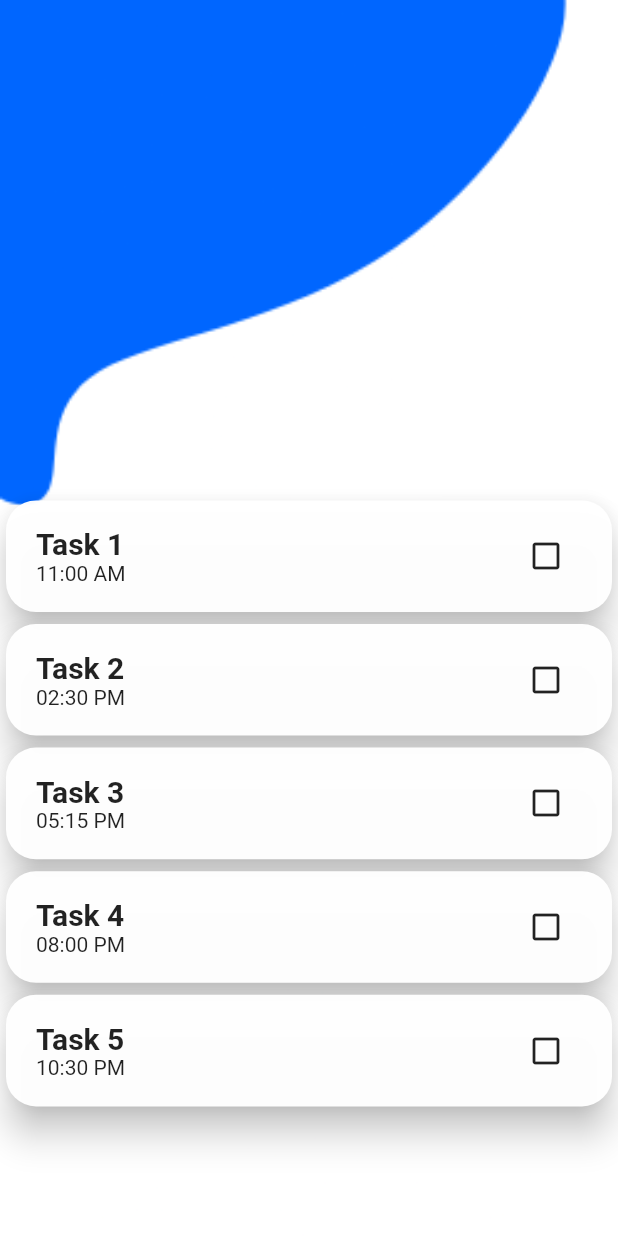
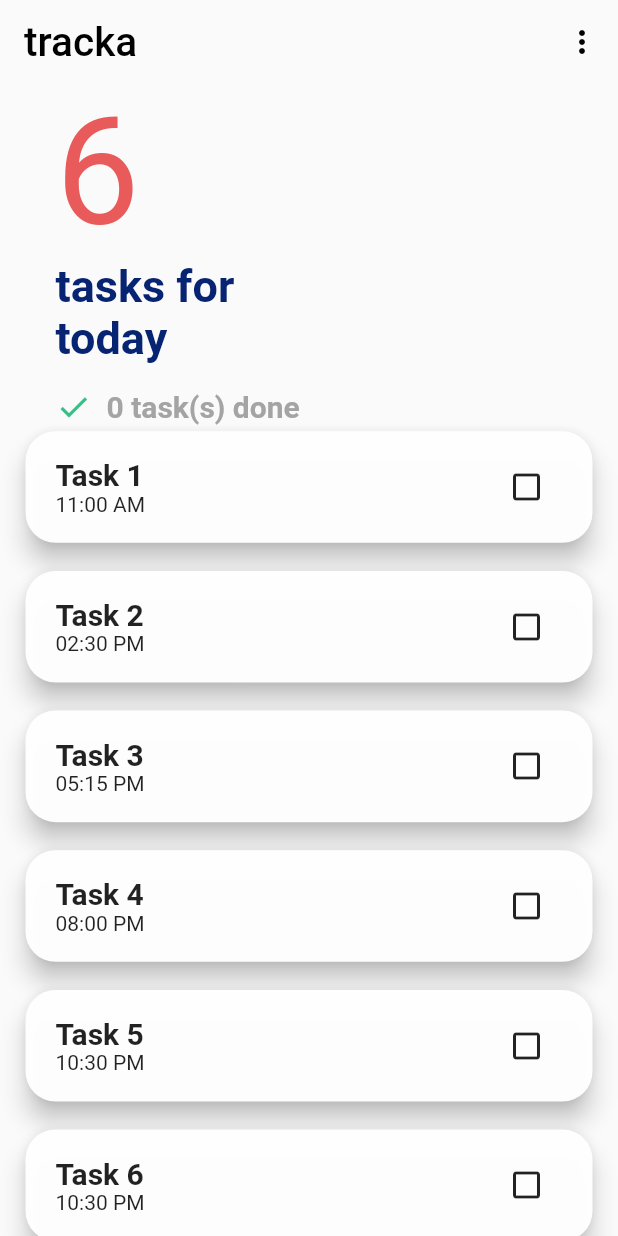
Before and after one commit to tandukar/tracka, a Flutter app: the screen it shows after launch, on a phone screen of 412 x 824 dp. Run offline on Flutter 3.47's test engine with Material 2 defaults, Android fonts, the phone set to English and light mode, and no system bars; our stand-ins replace email_validator.

Commit message:
made tracka main page dynamic (frontend)

```diff
--- a/client/analysis_options.yaml
+++ b/client/analysis_options.yaml
@@ -25,6 +25,7 @@ linter:
     prefer_const_constructors: false
     prefer_const_literals_to_create_immutables: false
     avoid_print: false
+    file_names: false
     # avoid_print: false  # Uncomment to disable the `avoid_print` rule
     # prefer_single_quotes: true  # Uncomment to enable the `prefer_single_quotes` rule
 
--- a/client/lib/TrackaMainPage.dart
+++ b/client/lib/TrackaMainPage.dart
@@ -1,5 +1,7 @@
 import 'package:flutter/material.dart';
 import 'package:provider/provider.dart';
+
+import 'createTask/createTask.dart';
 
 class Task {
   final String title;
@@ -14,15 +16,36 @@ class Task {
   }
 }
 
+class AppState extends ChangeNotifier {
   List<Task> tasks = [
     Task('Task 1', '11:00 AM'),
     Task('Task 2', '02:30 PM'),
     Task('Task 3', '05:15 PM'),
     Task('Task 4', '08:00 PM'),
     Task('Task 5', '10:30 PM'),
+    Task('Task 6', '10:30 PM'),
+  ];
 
-  // Add more tasks here as needed
-];
+  final taskNameController = TextEditingController();
+  final taskTimeController = TextEditingController();
+
+  @override
+  void dispose() {
+    taskNameController.dispose();
+    taskTimeController.dispose();
+    super.dispose();
+  }
+
+  void addTask() {
+    tasks.add(Task(taskNameController.text, taskTimeController.text));
+    notifyListeners();
+  }
+
+  void toggleCardState(Task task) {
+    task.isChecked = !task.isChecked;
+    notifyListeners();
+  }
+}
 
 class TrackaMain extends StatelessWidget {
   const TrackaMain({super.key});
@@ -39,48 +62,52 @@ class TrackaMain extends StatelessWidget {
   }
 }
 
-class TrackaMainPage extends StatefulWidget {
+class TrackaMainPage extends StatelessWidget {
   const TrackaMainPage({super.key});
 
   @override
-  State<TrackaMainPage> createState() => _TrackaMainPageState();
+  Widget build(BuildContext context) {
+    return Scaffold(
+      appBar: AppBar(
+        backgroundColor: Colors.transparent,
+        elevation: 0,
+        title: const Text('tracka',
+            style: TextStyle(color: Colors.black, fontSize: 27)),
+        actions: [
+          popUpMenu(),
+        ],
+      ),
+      body: CardList(),
+    );
   }
 
-class _TrackaMainPageState extends State<TrackaMainPage> {
-  @override
-  Widget build(BuildContext context) {
-    return Container(
-      constraints: const BoxConstraints.expand(),
-      decoration: const BoxDecoration(
-        image: DecorationImage(
-          image: AssetImage("assets/logRegBg.png"),
-          fit: BoxFit.cover,
+  PopupMenuButton<String> popUpMenu() {
+    return PopupMenuButton<String>(
+      icon: Icon(Icons.more_vert, color: Colors.black),
+      color: Colors.white,
+      onSelected: (String result) {
+        // Handle the selected item here
+        print('Selected item: $result');
+      },
+      itemBuilder: (BuildContext context) => <PopupMenuEntry<String>>[
+        PopupMenuItem<String>(
+            value: 'Create Task',
+            child: Text('Create Task'),
+            onTap: () {
+              print('Create Task');
+              Navigator.push(context,
+                  MaterialPageRoute(builder: (context) => CreateTask()));
+            }),
+        PopupMenuItem<String>(
+          value: 'Edit Task',
+          child: Text('Edit Task'),
         ),
-      ),
-      child: Scaffold(
-        backgroundColor: Colors.transparent,
-        body: Center(
-          child: Padding(
-            padding: const EdgeInsets.all(0),
-            child: Column(
-              children: [
-                SizedBox(height: MediaQuery.of(context).size.height / 2.5),
-                Expanded(
-                  child: CardList(),
+        PopupMenuItem<String>(
+          value: 'Delete Task',
+          child: Text('Delete Task'),
         ),
       ],
-            ),
-          ),
-        ),
-      ),
     );
-  }
-}
-
-class AppState extends ChangeNotifier {
-  void toggleCardState(Task task) {
-    task.isChecked = !task.isChecked;
-    notifyListeners();
   }
 }
 
@@ -89,43 +116,112 @@ class CardList extends StatelessWidget {
 
   @override
   Widget build(BuildContext context) {
-    final appState = Provider.of<AppState>(context);
+    return Consumer<AppState>(
+      builder: (context, appState, _) {
+        final tasks = appState.tasks;
+        final completedTasksCount =
+            tasks.where((task) => task.isChecked).length;
+
         return ListView.builder(
-      itemCount: tasks.length,
+          itemCount: tasks.length + 1, // +1 for TaskOverView
           itemBuilder: (context, index) {
-        final task = tasks[index];
-        return SizedBox(
+            if (index == 0) {
+              return TaskOverView(
+                  tasks: tasks, completedTasksCount: completedTasksCount);
+            } else {
+              final task = tasks[index - 1];
+              return Padding(
+                padding: const EdgeInsets.only(left: 13, right: 13),
+                child: Column(
+                  children: [
+                    SizedBox(
                       height: MediaQuery.of(context).size.height / 10,
                       child: CustomCard(
                         task: task,
-              isChecked: task.isChecked,
                         toggleCheckbox: () {
                           appState.toggleCardState(task);
-
-                print('Task Details:\n$task');
-              }),
+                        },
+                      ),
+                    ),
+                    SizedBox(
+                        height: MediaQuery.of(context).size.height * 0.013),
+                  ],
+                ),
+              );
+            }
+          },
         );
       },
     );
   }
 }
 
+class TaskOverView extends StatelessWidget {
+  final List<Task> tasks;
+  final int completedTasksCount;
+
+  const TaskOverView(
+      {super.key, required this.tasks, required this.completedTasksCount});
+
+  @override
+  Widget build(BuildContext context) {
+    return Padding(
+      padding: const EdgeInsets.only(left: 37),
+      child: Column(
+        crossAxisAlignment: CrossAxisAlignment.start,
+        children: [
+          RichText(
+            text: TextSpan(
+              children: [
+                TextSpan(
+                  text: '${tasks.length}',
+                  style: TextStyle(
+                      fontSize: 100, color: Color.fromARGB(255, 233, 90, 90)),
+                ),
+                TextSpan(
+                  text: '\ntasks for\ntoday',
+                  style: TextStyle(
+                      fontSize: 30,
+                      fontWeight: FontWeight.bold,
+                      color: Color.fromARGB(255, 7, 36, 114)),
+                ),
+              ],
+            ),
+          ),
+          SizedBox(height: MediaQuery.of(context).size.height * 0.02),
+          Row(
+            children: [
+              Icon(Icons.check, color: Color.fromARGB(255, 54, 192, 135)),
+              SizedBox(width: 10),
+              Text(
+                '$completedTasksCount task(s) done',
+                style: TextStyle(
+                    color: Color.fromARGB(255, 164, 164, 165),
+                    fontSize: 20,
+                    fontWeight: FontWeight.bold),
+              ),
+            ],
+          ),
+        ],
+      ),
+    );
+  }
+}
+
 class CustomCard extends StatelessWidget {
   final Task task;
-  final bool isChecked;
   final Function() toggleCheckbox;
 
   const CustomCard({
     super.key,
     required this.task,
-    required this.isChecked,
     required this.toggleCheckbox,
   });
 
   @override
   Widget build(BuildContext context) {
     return Card(
-      elevation: 10,
+      elevation: 7,
       color: Colors.white.withOpacity(0.97),
       shape: RoundedRectangleBorder(
         borderRadius: BorderRadius.circular(20),
@@ -146,21 +242,22 @@ class CustomCard extends StatelessWidget {
                       Text(
                         task.title,
                         style: TextStyle(
-                            fontSize: 20, fontWeight: FontWeight.bold),
+                          fontSize: 20,
+                          fontWeight: FontWeight.bold,
+                        ),
                       ),
                       Text(task.time),
                     ],
                   ),
                 ),
                 IconButton(
-                  icon: isChecked
+                  icon: task.isChecked
                       ? Icon(Icons.check_box_outlined)
                       : Icon(Icons.check_box_outline_blank),
                   onPressed: toggleCheckbox,
                 ),
               ],
             ),
-            // SizedBox(height: 10),
           ],
         ),
       ),
--- /dev/null
+++ b/client/lib/createTask/createTask.dart
@@ -0,0 +1,91 @@
+import 'package:flutter/material.dart';
+
+class CreateTask extends StatelessWidget {
+  const CreateTask({super.key});
+
+  @override
+  Widget build(BuildContext context) {
+    return MaterialApp(
+      debugShowCheckedModeBanner: false,
+      home: Scaffold(
+          body: ElevatedButton(
+        onPressed: () {
+          // createTask(context);
+        },
+        child: Text('Create Task'),
+      )),
+    );
+  }
+}
+
+// Future<dynamic> createTask(BuildContext context) {
+//     return showModalBottomSheet(
+//       context: context,
+//       builder: (context) {
+//         return Container(
+//           color: Colors.transparent,
+//           child: Container(
+//             decoration: BoxDecoration(
+//               color: Colors.white,
+//               borderRadius: BorderRadius.only(
+//                 topLeft: Radius.circular(20),
+//                 topRight: Radius.circular(20),
+//               ),
+//             ),
+//             child: Padding(
+//               padding: const EdgeInsets.all(13),
+//               child: Column(
+//                 crossAxisAlignment: CrossAxisAlignment.start,
+//                 children: [
+//                   Text('Add Task',
+//                       style:
+//                           TextStyle(fontSize: 30, fontWeight: FontWeight.bold)),
+//                   SizedBox(height: 20),
+//                   TextFormField(
+//                     controller:
+//                         Provider.of<AppState>(context).taskNameController,
+//                     decoration: InputDecoration(
+//                       hintText: 'Task Name',
+//                       border: OutlineInputBorder(
+//                         borderRadius: BorderRadius.circular(15),
+//                       ),
+//                       prefixIcon: Icon(Icons.task),
+//                     ),
+//                   ),
+//                   SizedBox(height: 20),
+//                   TextFormField(
+//                     controller:
+//                         Provider.of<AppState>(context).taskTimeController,
+//                     decoration: InputDecoration(
+//                       hintText: 'Time',
+//                       border: OutlineInputBorder(
+//                         borderRadius: BorderRadius.circular(15),
+//                       ),
+//                       prefixIcon: Icon(Icons.timer),
+//                     ),
+//                   ),
+//                   SizedBox(height: 20),
+//                   SizedBox(
+//                     width: double.infinity,
+//                     child: ElevatedButton(
+//                       onPressed: () {
+//                         Provider.of<AppState>(context, listen: false).addTask();
+//                         Navigator.of(context).pop();
+//                       },
+//                       style: ElevatedButton.styleFrom(
+//                         backgroundColor: Color.fromARGB(255, 79, 155, 210),
+//                         shape: RoundedRectangleBorder(
+//                           borderRadius: BorderRadius.circular(15),
+//                         ),
+//                       ),
+//                       child: Text('Add Task'),
+//                     ),
+//                   ),
+//                 ],
+//               ),
+//             ),
+//           ),
+//         );
+//       },
+//     );
+//   }
--- a/client/lib/main.dart
+++ b/client/lib/main.dart
@@ -1,8 +1,7 @@
-import 'package:client/TrackaMainPage.dart';
 import 'package:flutter/material.dart';
 import 'package:flutter/services.dart';
 
-import 'auth/login.dart';
+import 'trackaMainPage.dart';
 
 Future main() async {
   WidgetsFlutterBinding.ensureInitialized();
```
Also changed, not shown: client/lib/auth/login.dart (+29 -35 lines), client/lib/auth/register.dart (added, +194 -0 lines), client/lib/widgets/confirm_password_field_widget.dart (added, +62 -0 lines), client/assets/logRegBg.png (deleted), client/assets/loginBg.png (added), client/assets/registerBg.png (added), client/lib/deleteTask/deleteTask.dart (added), client/lib/editTask/editTask.dart (added). Lines whose indentation alone changed are shown as unchanged.
